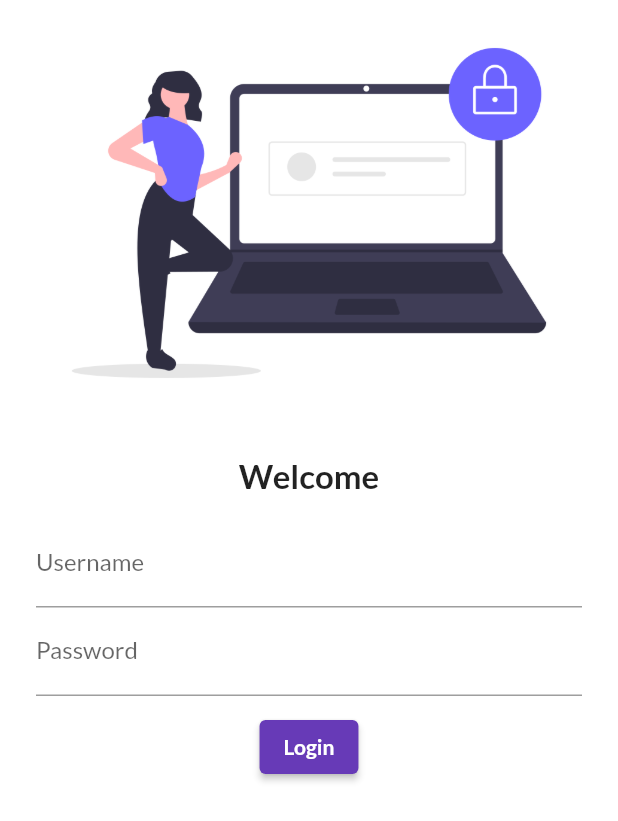
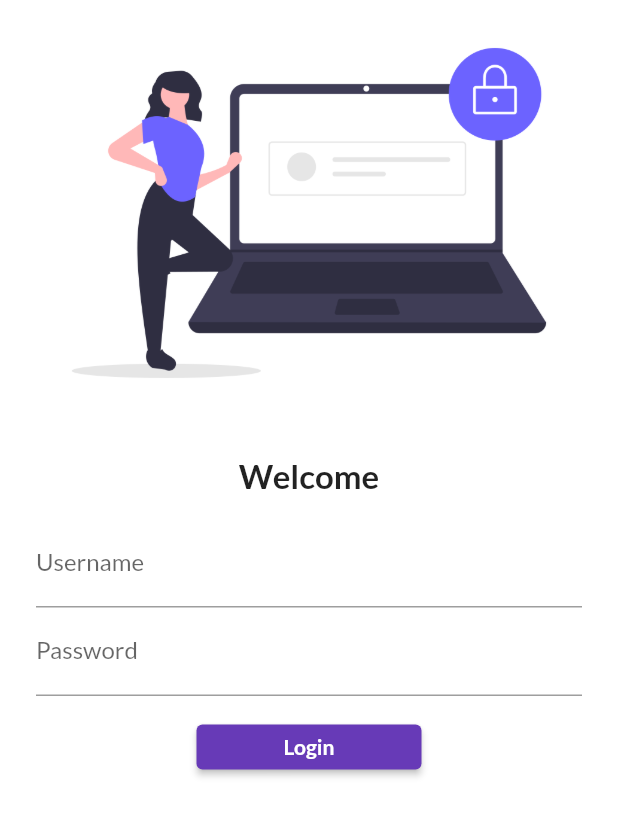
Before and after one commit to Chaitanya-087/30daysofFlutter, a Flutter app: the screen it shows after launch, on a phone screen of 412 x 824 dp. Shown: the top 821 px of the screen. Run offline on Flutter 3.47's test engine with Material 2 defaults, Android fonts, the phone set to English and light mode, and no system bars; our stand-ins replace google_fonts.

Commit message:
day 5 completed

```diff
--- a/lib/main.dart
+++ b/lib/main.dart
@@ -1,4 +1,5 @@
 import 'package:flutter/material.dart';
+import 'package:flutter_catalog/utils/routes.dart';
 import 'package:google_fonts/google_fonts.dart';
 import 'pages/login_page.dart';
 import 'pages/home_page.dart';
@@ -28,8 +29,8 @@ class MyApp extends StatelessWidget {
       // initialRoute: '/home',
       routes: {
         '/': (context) => const LoginPage(),
-        '/home': (context) => const HomePage(),
-        '/login': (context) => const LoginPage()
+        MyRoutes.homeRoute: (context) => const HomePage(),
+        MyRoutes.loginRoute: (context) => const LoginPage()
       },
     );
   }
--- a/lib/pages/login_page.dart
+++ b/lib/pages/login_page.dart
@@ -1,4 +1,5 @@
 import 'package:flutter/material.dart';
+import 'package:flutter_catalog/utils/routes.dart';
 
 class LoginPage extends StatelessWidget {
   const LoginPage({super.key});
@@ -7,6 +8,7 @@ class LoginPage extends StatelessWidget {
   Widget build(BuildContext context) {
     return Material(
       color: Colors.white,
+      child: SingleChildScrollView(
         child: Column(
           children: <Widget>[
             Image.asset("assets/images/login_image.png", fit: BoxFit.cover),
@@ -34,8 +36,10 @@ class LoginPage extends StatelessWidget {
                   ),
                   const SizedBox(height: 10.0),
                   ElevatedButton(
+                      style: ElevatedButton.styleFrom(
+                          minimumSize: const Size(150.0, 30.0)),
                       onPressed: () {
-                      print("pressed");
+                        Navigator.pushNamed(context, MyRoutes.homeRoute);
                       },
                       child: const Text(
                         'Login',
@@ -47,6 +51,7 @@ class LoginPage extends StatelessWidget {
             )
           ],
         ),
+      ),
     );
   }
 }
--- /dev/null
+++ b/lib/utils/routes.dart
@@ -0,0 +1,5 @@
+class MyRoutes {
+  static String homeRoute = '/home';
+  static String loginRoute = '/login';
+
+}
```
Lines whose indentation alone changed are shown as unchanged.
